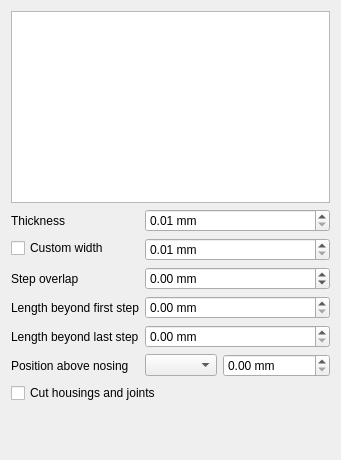
Qt form src/Mod/BIM/Resources/ui/TaskStairDesignerStringers.ui (AstoCAD/FreeCAD) before a commit.
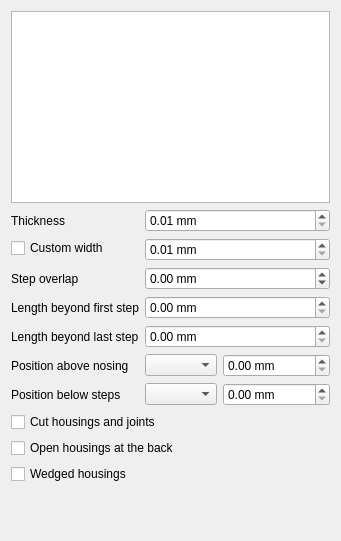
The same form after that commit.

Commit message: fixup! BIM: Stair designer tool

Patch:
```diff
--- a/src/Mod/BIM/Resources/ui/TaskStairDesignerStringers.ui
+++ b/src/Mod/BIM/Resources/ui/TaskStairDesignerStringers.ui
@@ -178,13 +178,68 @@
        </layout>
       </widget>
      </item>
-     <item row="6" column="0" colspan="2">
+     <item row="6" column="0">
+      <widget class="QLabel" name="stringer_underside_label">
+       <property name="text">
+        <string>Position below steps</string>
+       </property>
+      </widget>
+     </item>
+     <item row="6" column="1">
+      <widget class="QWidget" name="stringer_underside_editor" native="true">
+       <layout class="QHBoxLayout" name="stringerUndersideLayout">
+        <property name="leftMargin">
+         <number>0</number>
+        </property>
+        <property name="topMargin">
+         <number>0</number>
+        </property>
+        <property name="rightMargin">
+         <number>0</number>
+        </property>
+        <property name="bottomMargin">
+         <number>0</number>
+        </property>
+        <item>
+         <widget class="QComboBox" name="stringer_underside_direction"/>
+        </item>
+        <item>
+         <widget class="QDoubleSpinBox" name="stringer_underside_offset">
+          <property name="suffix">
+           <string> mm</string>
+          </property>
+          <property name="decimals">
+           <number>2</number>
+          </property>
+          <property name="maximum">
+           <double>1000000.000000000000000</double>
+          </property>
+         </widget>
+        </item>
+       </layout>
+      </widget>
+     </item>
+     <item row="7" column="0" colspan="2">
       <widget class="QCheckBox" name="stringer_joinery">
        <property name="text">
         <string>Cut housings and joints</string>
        </property>
       </widget>
      </item>
+     <item row="8" column="0" colspan="2">
+      <widget class="QCheckBox" name="stringer_open_housings">
+       <property name="text">
+        <string>Open housings at the back</string>
+       </property>
+      </widget>
+     </item>
+     <item row="9" column="0" colspan="2">
+      <widget class="QCheckBox" name="stringer_wedged_housings">
+       <property name="text">
+        <string>Wedged housings</string>
+       </property>
+      </widget>
+     </item>
     </layout>
    </item>
    <item>
```
The commit also changes 34 other files.
